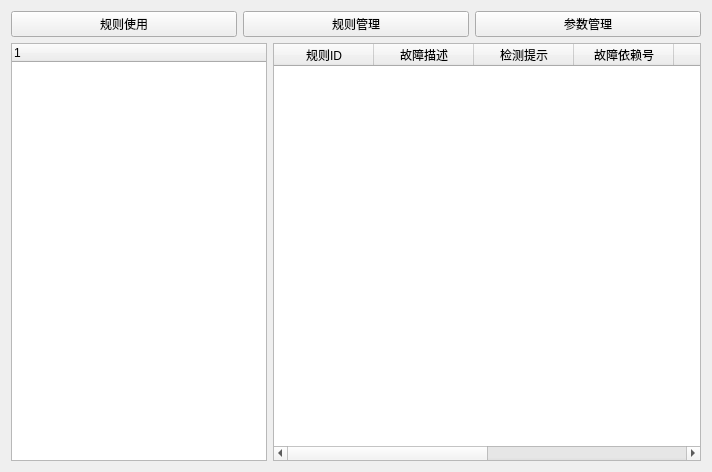
Old version of the form ruleform.ui in the repository EGeeks/faultree.
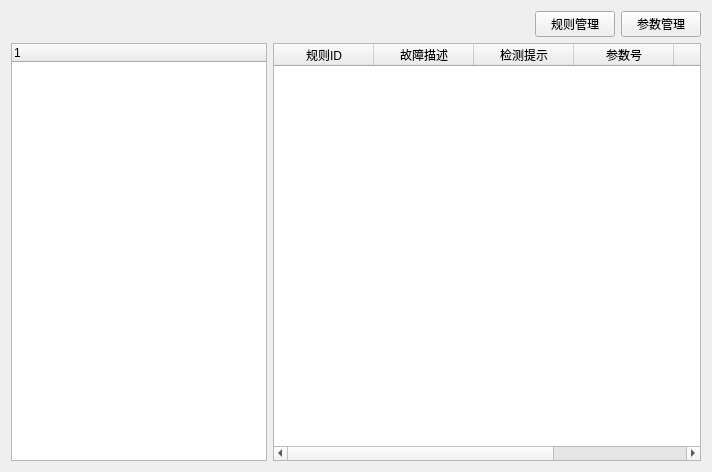
New version of the form.

```diff
--- a/ruleform.ui
+++ b/ruleform.ui
@@ -17,11 +17,17 @@
    <item>
     <layout class="QHBoxLayout" name="horizontalLayout_2">
      <item>
-      <widget class="QPushButton" name="pushButton_6">
-       <property name="text">
-        <string>规则使用</string>
+      <spacer name="horizontalSpacer">
+       <property name="orientation">
+        <enum>Qt::Horizontal</enum>
        </property>
-      </widget>
+       <property name="sizeHint" stdset="0">
+        <size>
+         <width>40</width>
+         <height>20</height>
+        </size>
+       </property>
+      </spacer>
      </item>
      <item>
       <widget class="QPushButton" name="pushButton_ruleManage">
@@ -76,11 +82,6 @@
          <string>检测提示</string>
         </property>
        </column>
-       <column>
-        <property name="text">
-         <string>故障依赖号</string>
-        </property>
-       </column>
        <column>
         <property name="text">
          <string>参数号</string>
@@ -93,12 +94,7 @@
        </column>
        <column>
         <property name="text">
-         <string>故障原因</string>
-        </property>
-       </column>
-       <column>
-        <property name="text">
-         <string>建议</string>
+         <string>维修方案号</string>
         </property>
        </column>
       </widget>
```
